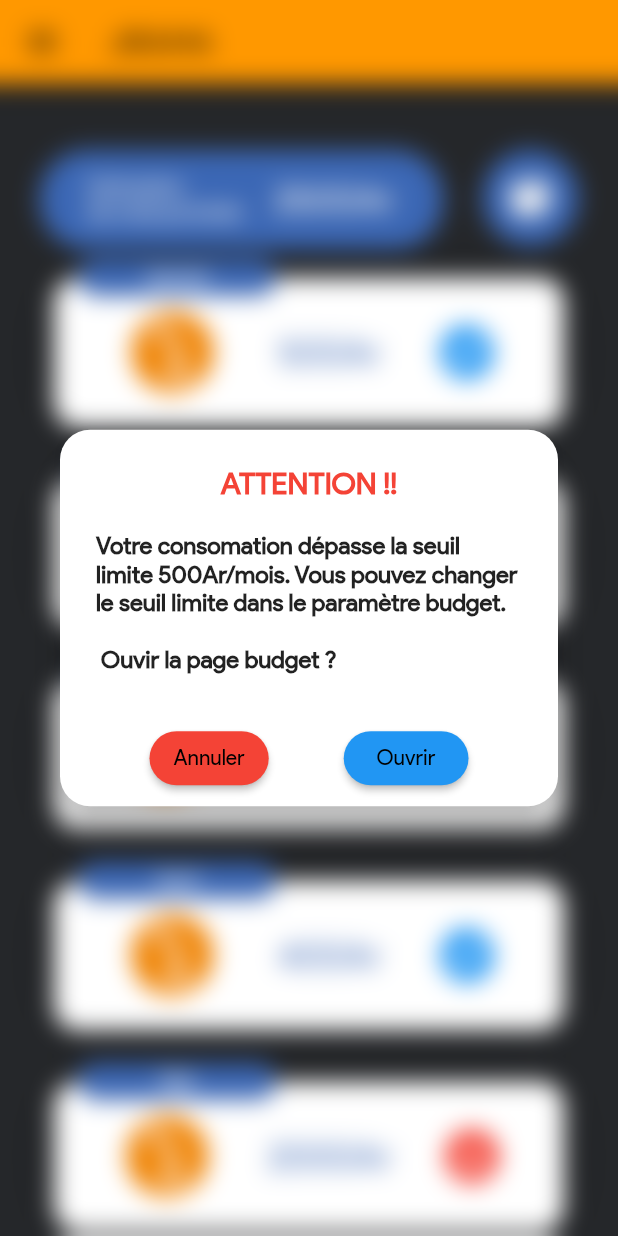
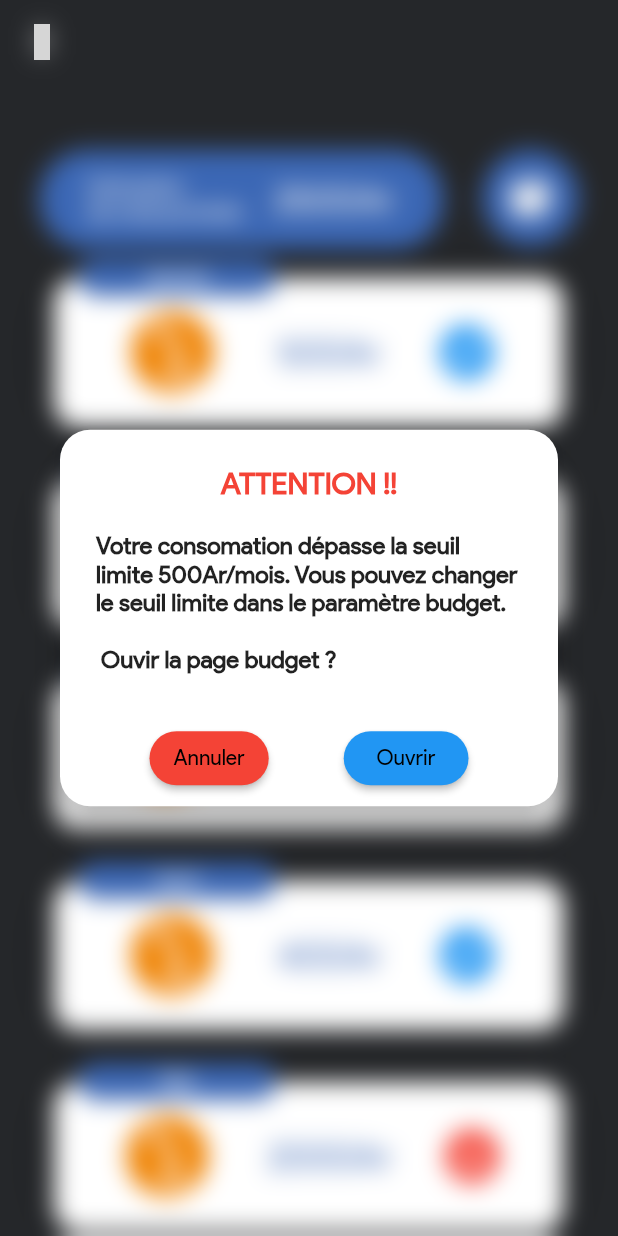
Before and after one commit to iTeam-S/GFS, a Flutter app: the Jirama screen opened by its route, after a tap on the "done outline" icon, on a phone screen of 412 x 824 dp. Run offline on Flutter 3.47's test engine with Material 2 defaults, Android fonts, the phone set to English and light mode, and no system bars; our stand-ins replace card_swiper, fl_chart, flutter_custom_clippers, get, line_icons, syncfusion_flutter_calendar; grey boxes are pictures that could not be loaded.

Commit message:
change color ,and design appBar

```diff
--- a/lib/views/jirama.dart
+++ b/lib/views/jirama.dart
@@ -4,6 +4,7 @@ import 'package:gfs/views/widgets/drawer.dart';
 import 'package:gfs/views/widgets/spending_category_model.dart';
 import 'package:gfs/views/widgets/price_text.dart';
 import 'package:gfs/views/widgets/spending_category.dart';
+import 'package:line_icons/line_icons.dart';
 
 class Jirama extends StatefulWidget {
   static const categoryModels = [
@@ -42,12 +43,24 @@ class Jirama extends StatefulWidget {
 AppDrawer drawer = AppDrawer();
 
 class _JiramaState extends State<Jirama> {
+  GlobalKey<ScaffoldState> _key = GlobalKey();
   @override
   Widget build(BuildContext context) {
     return Scaffold(
+      key: _key,
       drawer: drawer,
       appBar: AppBar(
-        title: Text("JIRAMA"),
+        elevation: 0,
+        backgroundColor: Color(0xff25272a),
+        leading: IconButton(
+          onPressed: () {
+            _key.currentState!.openDrawer();
+          },
+          icon: Icon(
+            LineIcons.verticalEllipsis,
+          ),
+          color: Colors.white,
+        ),
       ),
       body: Container(
         color: Color(0xfff25272a),
--- a/lib/views/membres.dart
+++ b/lib/views/membres.dart
@@ -9,10 +9,24 @@ class MembreList extends StatelessWidget {
 
   @override
   Widget build(BuildContext context) {
+    GlobalKey<ScaffoldState> _key = GlobalKey();
     return Scaffold(
       backgroundColor: Color(0xff25272a),
+      key: _key,
       drawer: drawer,
-      appBar: AppBar(),
+      appBar: AppBar(
+        elevation: 0,
+        backgroundColor: Color(0xff25272a),
+        leading: IconButton(
+          onPressed: () {
+            _key.currentState!.openDrawer();
+          },
+          icon: Icon(
+            LineIcons.verticalEllipsis,
+          ),
+          color: Colors.white,
+        ),
+      ),
       body: SingleChildScrollView(
           child: Column(
               mainAxisAlignment: MainAxisAlignment.start,
--- a/lib/views/widgets/drawer.dart
+++ b/lib/views/widgets/drawer.dart
@@ -20,10 +20,31 @@ class AppDrawer extends StatelessWidget {
                 crossAxisAlignment: CrossAxisAlignment.start,
                 mainAxisSize: MainAxisSize.max,
                 children: [
+                  Row(
+                    mainAxisAlignment: MainAxisAlignment.end,
+                    children: [
                       Container(
                         alignment: Alignment.topRight,
                         child: InkWell(
-                      onTap: () => Get.toNamed('/'),
+                          onTap: () {
+                            Get.toNamed('/login');
+                          },
+                          child: CircleAvatar(
+                            backgroundColor: Colors.red.shade900,
+                            child: Icon(
+                              LineIcons.alternateSignOut,
+                              color: Colors.white,
+                            ),
+                          ),
+                        ),
+                      ),
+                      SizedBox(
+                        width: 10,
+                      ),
+                      Container(
+                        alignment: Alignment.topRight,
+                        child: InkWell(
+                          onTap: () => Get.toNamed('/home'),
                           child: CircleAvatar(
                             backgroundColor: Colors.white,
                             child: Icon(
@@ -32,6 +53,8 @@ class AppDrawer extends StatelessWidget {
                             ),
                           ),
                         ),
+                      ),
+                    ],
                   ),
                   SizedBox(),
                   CircleAvatar(
@@ -60,7 +83,7 @@ class AppDrawer extends StatelessWidget {
               ),
             ),
             Divider(
-              color: Colors.white,
+              color: Colors.white.withOpacity(.5),
               height: 1,
               thickness: 1,
             ),
@@ -97,11 +120,6 @@ class AppDrawer extends StatelessWidget {
                     itemIcon: LineIcons.users,
                     itemRoute: '/membre',
                   ),
-                  menuItems(
-                    itemName: 'Deconexion',
-                    itemIcon: LineIcons.alternateSignOut,
-                    itemRoute: '/login',
-                  ),
                 ],
               ),
             )
@@ -116,20 +134,28 @@ class AppDrawer extends StatelessWidget {
     required IconData itemIcon,
     required String itemRoute,
   }) {
-    return ListTile(
+    return Container(
+      margin: EdgeInsets.all(7),
+      child: ListTile(
         onTap: () {
           Get.toNamed(itemRoute);
         },
         title: Text(
           itemName,
           style: TextStyle(
-            color: Colors.black, fontSize: 15, fontWeight: FontWeight.bold),
+              color: Colors.black, fontSize: 17, fontWeight: FontWeight.bold),
         ),
         leading: CircleAvatar(
+          radius: 25,
           backgroundColor: Color(0xFF000000),
-        child: Icon(itemIcon, color: Colors.white),
+          child: Icon(
+            itemIcon,
+            color: Colors.white,
+            size: 27,
+          ),
         ),
         hoverColor: Colors.red,
+      ),
     );
   }
 }
```
Lines whose indentation alone changed are shown as unchanged.
